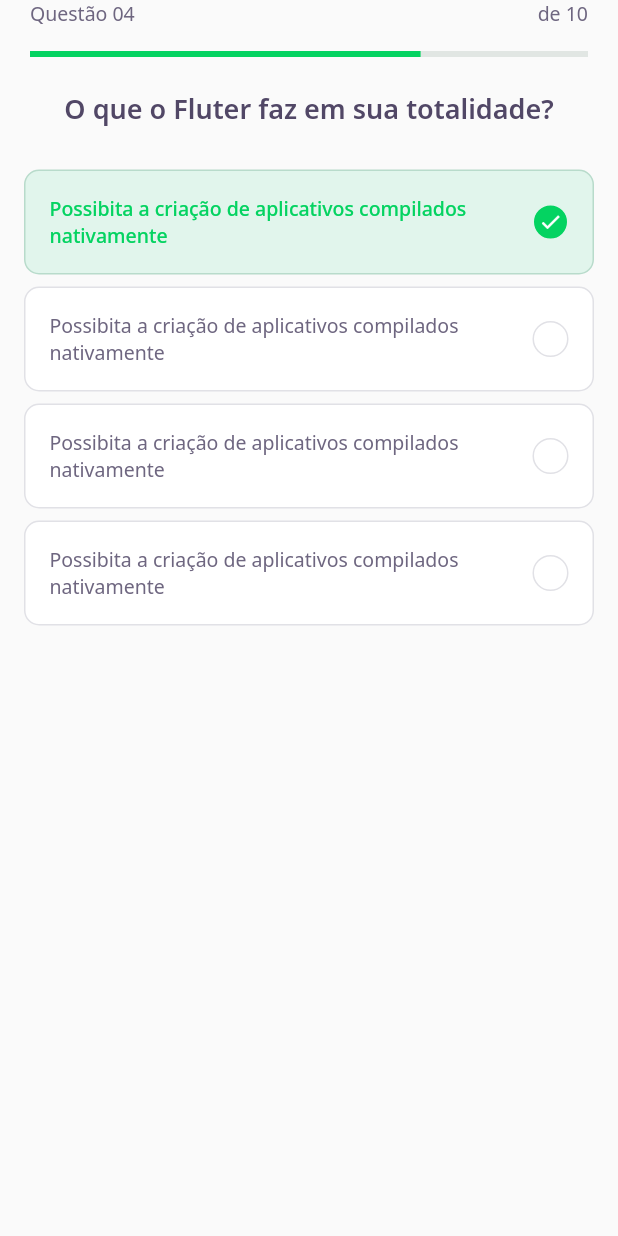
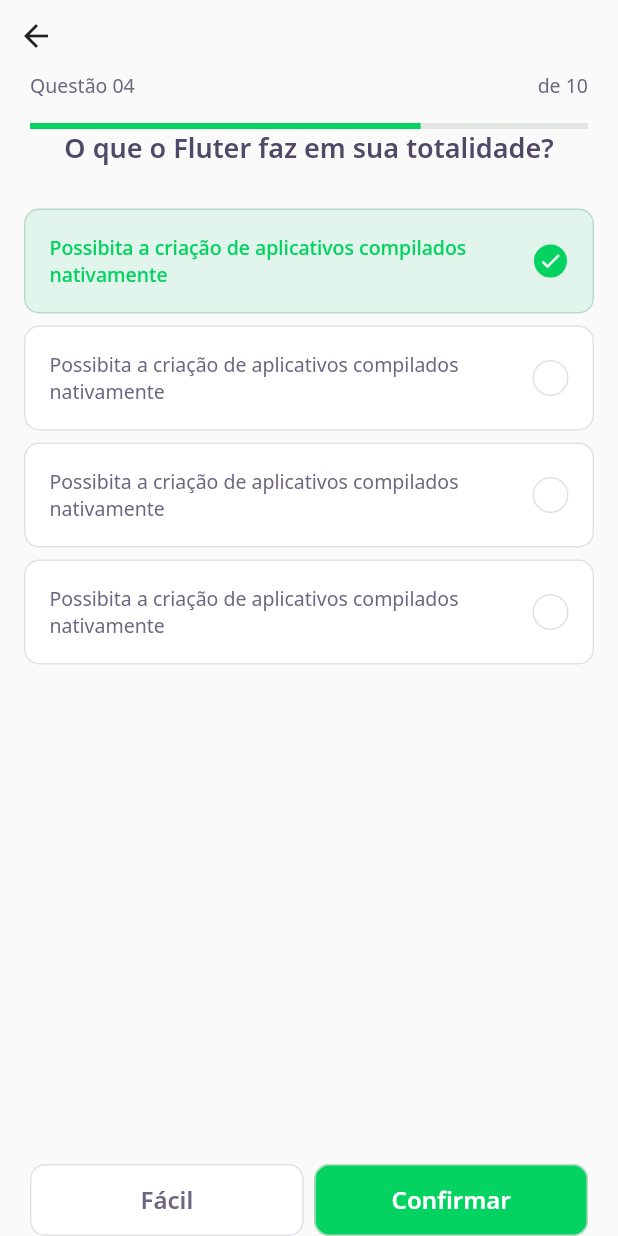
Before and after one commit to emtudo/nlw5-flutter, a Flutter app: the ChallengePage screen opened directly, on a phone screen of 412 x 824 dp. Run offline on Flutter 3.47's test engine with Material 2 defaults, Android fonts, the phone set to English and light mode, and no system bars; our stand-ins replace google_fonts; accounts and stored records are empty; network calls fail.

Commit message:
added navegator and back button

```diff
--- a/lib/challenge/challenge_page.dart
+++ b/lib/challenge/challenge_page.dart
@@ -1,3 +1,4 @@
+import 'package:dev_quiz/challenge/widgets/prev_next_button/prev_next_button_widget.dart';
 import 'package:dev_quiz/challenge/widgets/question_indicator/question_indicator_widget.dart';
 import 'package:dev_quiz/challenge/widgets/quiz/quiz_widget.dart';
 import 'package:flutter/material.dart';
@@ -13,13 +14,44 @@ class _ChallengePageState extends State<ChallengePage> {
   @override
   Widget build(BuildContext context) {
     return Scaffold(
-        appBar: PreferredSize(
-          preferredSize: Size.fromHeight(60),
-          child: SafeArea(
-            top: true,
-            child: QuestionIndicatorWidget(),
+      appBar: PreferredSize(
+        preferredSize: Size.fromHeight(86),
+        child: SafeArea(
+          top: true,
+          child: Column(
+            crossAxisAlignment: CrossAxisAlignment.start,
+            children: [
+              BackButton(),
+              QuestionIndicatorWidget(),
+            ],
           ),
         ),
-        body: QuizWidget(title: "O que o Fluter faz em sua totalidade?"));
+      ),
+      body: QuizWidget(title: "O que o Fluter faz em sua totalidade?"),
+      bottomNavigationBar: SafeArea(
+        bottom: true,
+        child: Padding(
+          padding: const EdgeInsets.symmetric(horizontal: 20),
+          child: Row(
+            mainAxisAlignment: MainAxisAlignment.spaceBetween,
+            children: [
+              Expanded(
+                  child: PrevNextButtonWidget.white(
+                label: "Fácil",
+                onTap: () {},
+              )),
+              SizedBox(
+                width: 7,
+              ),
+              Expanded(
+                  child: PrevNextButtonWidget.green(
+                label: "Confirmar",
+                onTap: () {},
+              ))
+            ],
+          ),
+        ),
+      ),
+    );
   }
 }
--- /dev/null
+++ b/lib/challenge/widgets/prev_next_button/prev_next_button_widget.dart
@@ -0,0 +1,61 @@
+import 'package:dev_quiz/core/app_colors.dart';
+import 'package:flutter/material.dart';
+import 'package:google_fonts/google_fonts.dart';
+
+class PrevNextButtonWidget extends StatelessWidget {
+  final String label;
+  final Color backgroundColor;
+  final Color fontColor;
+  final Color borderColor;
+  final VoidCallback onTap;
+
+  PrevNextButtonWidget({
+    required this.label,
+    required this.backgroundColor,
+    required this.fontColor,
+    required this.borderColor,
+    required this.onTap,
+  });
+
+  PrevNextButtonWidget.green(
+      {required String label, required VoidCallback onTap})
+      : this.backgroundColor = AppColors.darkGreen,
+        this.fontColor = AppColors.white,
+        this.borderColor = AppColors.green,
+        this.label = label,
+        this.onTap = onTap;
+
+  PrevNextButtonWidget.white(
+      {required String label, required VoidCallback onTap})
+      : this.backgroundColor = AppColors.white,
+        this.fontColor = AppColors.grey,
+        this.borderColor = AppColors.border,
+        this.label = label,
+        this.onTap = onTap;
+
+  @override
+  Widget build(BuildContext context) {
+    return Container(
+      height: 48,
+      child: TextButton(
+        style: ButtonStyle(
+            backgroundColor: MaterialStateProperty.all(
+              backgroundColor,
+            ),
+            shape: MaterialStateProperty.all(RoundedRectangleBorder(
+              borderRadius: BorderRadius.circular(10),
+            )),
+            side: MaterialStateProperty.all(
+              BorderSide(color: borderColor),
+            )),
+        onPressed: () {},
+        child: Text(label,
+            style: GoogleFonts.notoSans(
+              fontWeight: FontWeight.w600,
+              fontSize: 16,
+              color: fontColor,
+            )),
+      ),
+    );
+  }
+}
--- a/lib/home/home_controller.dart
+++ b/lib/home/home_controller.dart
@@ -20,9 +20,9 @@ class HomeController {
 
     if (state == HomeState.success) {
       state = HomeState.completed;
-    } else {
-      state = HomeState.success;
+      return;
     }
+    state = HomeState.success;
   }
 
   void getQuizzes() async {
@@ -30,8 +30,8 @@ class HomeController {
     quizzes = await repository.getQuizzes();
     if (state == HomeState.success) {
       state = HomeState.completed;
-    } else {
-      state = HomeState.success;
+      return;
     }
+    state = HomeState.success;
   }
 }
--- a/lib/home/home_page.dart
+++ b/lib/home/home_page.dart
@@ -1,3 +1,4 @@
+import 'package:dev_quiz/challenge/challenge_page.dart';
 import 'package:dev_quiz/core/app_colors.dart';
 
 import 'home_controller.dart';
@@ -37,11 +38,11 @@ class _HomePageState extends State<HomePage> {
           user: controller.user!,
         ),
         body: Padding(
-          padding: const EdgeInsets.symmetric(horizontal: 20),
+          padding: const EdgeInsets.symmetric(horizontal: 10),
           child: Column(
             children: [
               Padding(
-                padding: const EdgeInsets.symmetric(horizontal: 20),
+                padding: const EdgeInsets.symmetric(horizontal: 10),
                 child: Row(
                   mainAxisAlignment: MainAxisAlignment.spaceBetween,
                   children: [
@@ -70,11 +71,16 @@ class _HomePageState extends State<HomePage> {
                   mainAxisSpacing: 16,
                   children: controller.quizzes!
                       .map((e) => QuizCardWidget(
-                            title: e.title,
-                            percent: e.questionAnswered / e.questions.length,
-                            completed:
-                                "${e.questionAnswered}/${e.questions.length}",
-                          ))
+                          title: e.title,
+                          percent: e.questionAnswered / e.questions.length,
+                          completed:
+                              "${e.questionAnswered}/${e.questions.length}",
+                          onTap: () {
+                            Navigator.push(
+                                context,
+                                MaterialPageRoute(
+                                    builder: (context) => ChallengePage()));
+                          }))
                       .toList(),
                 ),
               ),
--- a/lib/home/widgets/quiz_card/quiz_card_widget.dart
+++ b/lib/home/widgets/quiz_card/quiz_card_widget.dart
@@ -7,17 +7,21 @@ class QuizCardWidget extends StatelessWidget {
   final String title;
   final String completed;
   final double percent;
+  final VoidCallback onTap;
 
   const QuizCardWidget({
     Key? key,
     required this.title,
     required this.completed,
     required this.percent,
+    required this.onTap,
   }) : super(key: key);
 
   @override
   Widget build(BuildContext context) {
-    return Container(
+    return GestureDetector(
+      onTap: onTap,
+      child: Container(
           padding: EdgeInsets.all(16),
           decoration: BoxDecoration(
               border: Border.fromBorderSide(
@@ -25,7 +29,8 @@ class QuizCardWidget extends StatelessWidget {
               ),
               color: AppColors.white,
               borderRadius: BorderRadius.circular(10)),
-        child: Column(crossAxisAlignment: CrossAxisAlignment.start, children: [
+          child:
+              Column(crossAxisAlignment: CrossAxisAlignment.start, children: [
             Container(
               height: 40,
               width: 40,
@@ -51,6 +56,7 @@ class QuizCardWidget extends StatelessWidget {
                 child: ProgressIndicatorWidget(value: percent),
               )
             ]),
-        ]));
+          ])),
+    );
   }
 }
```
Lines whose indentation alone changed are shown as unchanged.
